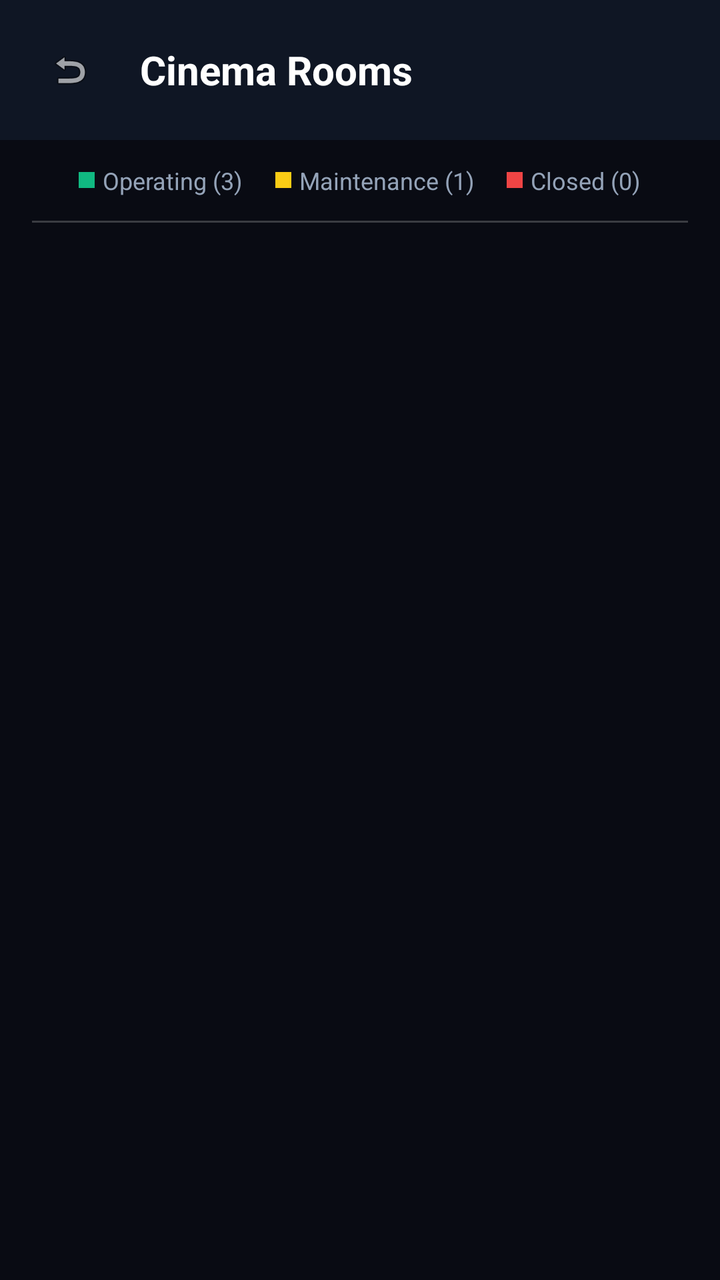
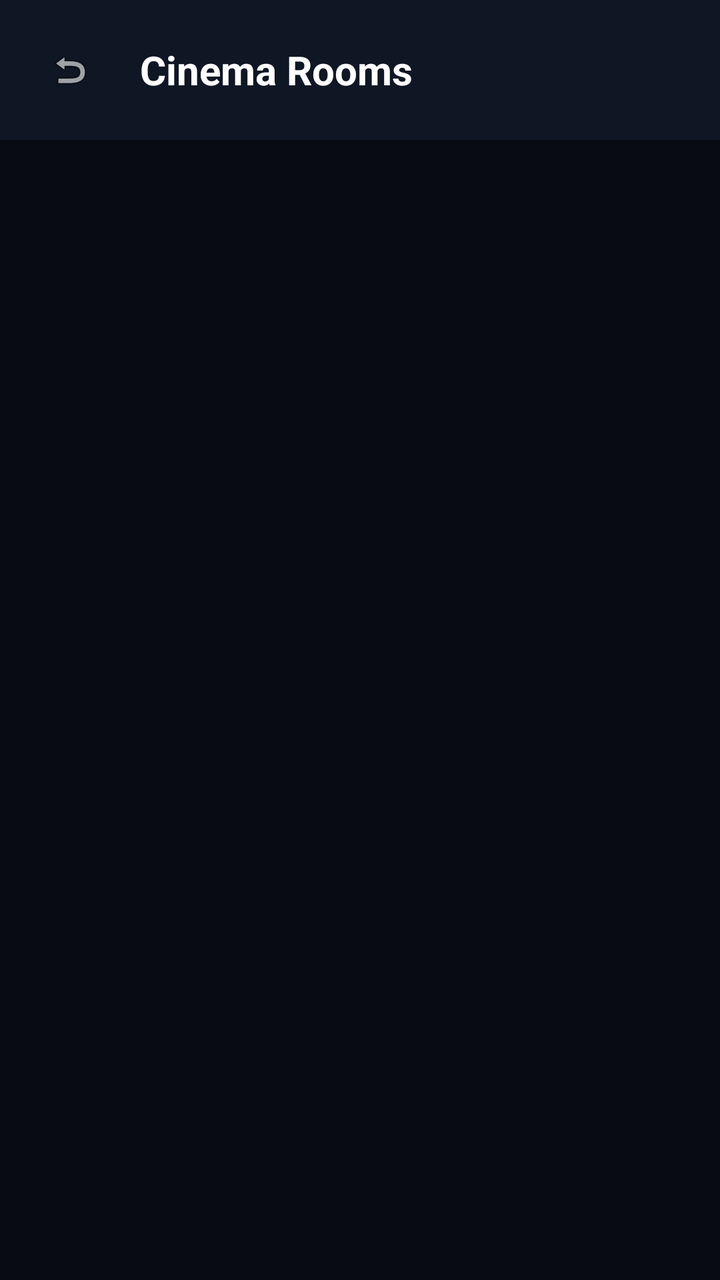

The first picture is an Android layout as it rendered before a commit; the second is the same layout after the commit. The layout source and the unified diff follow.
<!-- AndroidManifest.xml: application theme Theme.Moviebookingapp -->
<!-- res/layout/activity_manager_room_list.xml -->
<?xml version="1.0" encoding="utf-8"?>
<LinearLayout
    xmlns:android="http://schemas.android.com/apk/res/android"
    android:layout_width="match_parent"
    android:layout_height="match_parent"
    android:background="@color/auto_color_090B13"
    android:orientation="vertical">

    <LinearLayout
        android:layout_width="match_parent"
        android:layout_height="wrap_content"
        android:background="@color/auto_color_D9111827"
        android:padding="16dp"
        android:orientation="horizontal"
        android:gravity="center_vertical">

        <ImageView
            android:id="@+id/ivBack"
            android:layout_width="38dp"
            android:layout_height="38dp"
            android:src="@android:drawable/ic_menu_revert"
            android:padding="8dp" />

        <TextView
            android:layout_width="wrap_content"
            android:layout_height="wrap_content"
            android:layout_marginStart="16dp"
            android:text="@string/auto_str_cinema_rooms"
            android:textColor="@color/auto_color_FFFFFF"
            android:textSize="20sp"
            android:textStyle="bold" />
    </LinearLayout>

    <LinearLayout
        android:layout_width="match_parent"
        android:layout_height="wrap_content"
        android:orientation="horizontal"
        android:paddingHorizontal="16dp"
        android:paddingVertical="12dp"
        android:gravity="center"
        android:baselineAligned="false">

        <View android:layout_width="8dp" android:layout_height="8dp" android:background="@color/auto_color_10B981" />
        <TextView android:layout_width="wrap_content" android:layout_height="wrap_content" android:text="@string/auto_str_operating_3" android:textColor="@color/auto_color_94A3B8" android:textSize="12sp" android:layout_marginStart="4dp" />

        <View android:layout_width="8dp" android:layout_height="8dp" android:background="@color/auto_color_FACC15" android:layout_marginStart="16dp" />
        <TextView android:layout_width="wrap_content" android:layout_height="wrap_content" android:text="@string/auto_str_maintenance_1" android:textColor="@color/auto_color_94A3B8" android:textSize="12sp" android:layout_marginStart="4dp" />

        <View android:layout_width="8dp" android:layout_height="8dp" android:background="@color/auto_color_EF4444" android:layout_marginStart="16dp" />
        <TextView android:layout_width="wrap_content" android:layout_height="wrap_content" android:text="@string/auto_str_closed_0" android:textColor="@color/auto_color_94A3B8" android:textSize="12sp" android:layout_marginStart="4dp" />
    </LinearLayout>

    
    <View
        android:layout_width="match_parent"
        android:layout_height="1dp"
        android:layout_marginHorizontal="16dp"
        android:background="@color/auto_color_33FFFFFF" />

    <ProgressBar
        android:id="@+id/progressBar"
        android:layout_width="wrap_content"
        android:layout_height="wrap_content"
        android:layout_gravity="center"
        android:layout_marginTop="32dp"
        android:visibility="gone" />

    <androidx.recyclerview.widget.RecyclerView
        android:id="@+id/rvRooms"
        android:layout_width="match_parent"
        android:layout_height="match_parent"
        android:clipToPadding="false"
        android:padding="16dp" />
</LinearLayout>
<!-- resources referenced by this layout -->
<resources>
  <color name="auto_color_090B13">#090B13</color>
  <color name="auto_color_10B981">#10B981</color>
  <color name="auto_color_33FFFFFF">#33FFFFFF</color>
  <color name="auto_color_94A3B8">#94A3B8</color>
  <color name="auto_color_D9111827">#D9111827</color>
  <color name="auto_color_EF4444">#EF4444</color>
  <color name="auto_color_FACC15">#FACC15</color>
  <color name="auto_color_FFFFFF">#FFFFFF</color>
  <string name="auto_str_cinema_rooms">Cinema Rooms</string>
  <string name="auto_str_closed_0">Closed (0)</string>
  <string name="auto_str_maintenance_1">Maintenance (1)</string>
  <string name="auto_str_operating_3">Operating (3)</string>
  <style name="Theme.Moviebookingapp" parent="Base.Theme.Moviebookingapp" />
  <style name="Base.Theme.Moviebookingapp" parent="Theme.Material3.DayNight.NoActionBar">
          <item name="colorPrimary">@color/yellow</item>
          <item name="android:windowBackground">@color/background_black</item>
          <item name="android:statusBarColor">@color/background_black</item>
      </style>
  <color name="yellow">#FFC107</color>
  <color name="background_black">#FF000000</color>
</resources>

<!-- the commit's change to res/layout/activity_manager_room_list.xml (unified diff, before → after) -->
@@ -31,31 +31,7 @@
             android:textStyle="bold" />
     </LinearLayout>
 
-    <LinearLayout
-        android:layout_width="match_parent"
-        android:layout_height="wrap_content"
-        android:orientation="horizontal"
-        android:paddingHorizontal="16dp"
-        android:paddingVertical="12dp"
-        android:gravity="center"
-        android:baselineAligned="false">
 
-        <View android:layout_width="8dp" android:layout_height="8dp" android:background="@color/auto_color_10B981" />
-        <TextView android:layout_width="wrap_content" android:layout_height="wrap_content" android:text="@string/auto_str_operating_3" android:textColor="@color/auto_color_94A3B8" android:textSize="12sp" android:layout_marginStart="4dp" />
-
-        <View android:layout_width="8dp" android:layout_height="8dp" android:background="@color/auto_color_FACC15" android:layout_marginStart="16dp" />
-        <TextView android:layout_width="wrap_content" android:layout_height="wrap_content" android:text="@string/auto_str_maintenance_1" android:textColor="@color/auto_color_94A3B8" android:textSize="12sp" android:layout_marginStart="4dp" />
-
-        <View android:layout_width="8dp" android:layout_height="8dp" android:background="@color/auto_color_EF4444" android:layout_marginStart="16dp" />
-        <TextView android:layout_width="wrap_content" android:layout_height="wrap_content" android:text="@string/auto_str_closed_0" android:textColor="@color/auto_color_94A3B8" android:textSize="12sp" android:layout_marginStart="4dp" />
-    </LinearLayout>
-
-    
-    <View
-        android:layout_width="match_parent"
-        android:layout_height="1dp"
-        android:layout_marginHorizontal="16dp"
-        android:background="@color/auto_color_33FFFFFF" />
 
     <ProgressBar
         android:id="@+id/progressBar"
<!-- resource entries referenced after the edit -->
@@ -1,17 +1,9 @@
 <!-- resources referenced by this layout -->
 <resources>
   <color name="auto_color_090B13">#090B13</color>
-  <color name="auto_color_10B981">#10B981</color>
-  <color name="auto_color_33FFFFFF">#33FFFFFF</color>
-  <color name="auto_color_94A3B8">#94A3B8</color>
   <color name="auto_color_D9111827">#D9111827</color>
-  <color name="auto_color_EF4444">#EF4444</color>
-  <color name="auto_color_FACC15">#FACC15</color>
   <color name="auto_color_FFFFFF">#FFFFFF</color>
   <string name="auto_str_cinema_rooms">Cinema Rooms</string>
-  <string name="auto_str_closed_0">Closed (0)</string>
-  <string name="auto_str_maintenance_1">Maintenance (1)</string>
-  <string name="auto_str_operating_3">Operating (3)</string>
   <style name="Theme.Moviebookingapp" parent="Base.Theme.Moviebookingapp" />
   <style name="Base.Theme.Moviebookingapp" parent="Theme.Material3.DayNight.NoActionBar">
           <item name="colorPrimary">@color/yellow</item>
